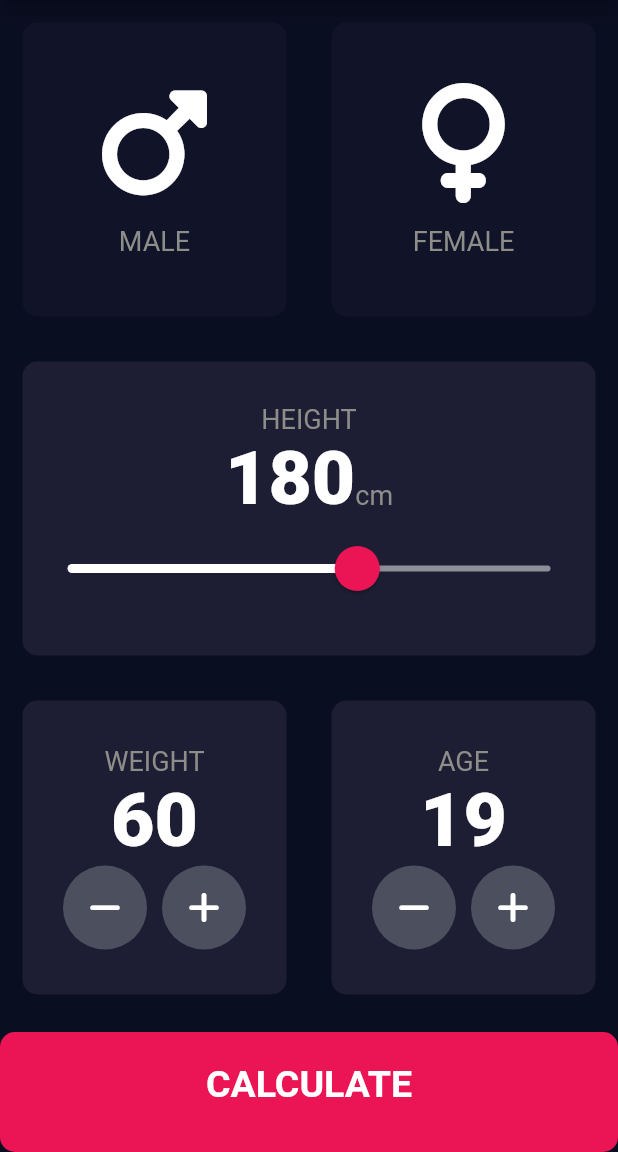
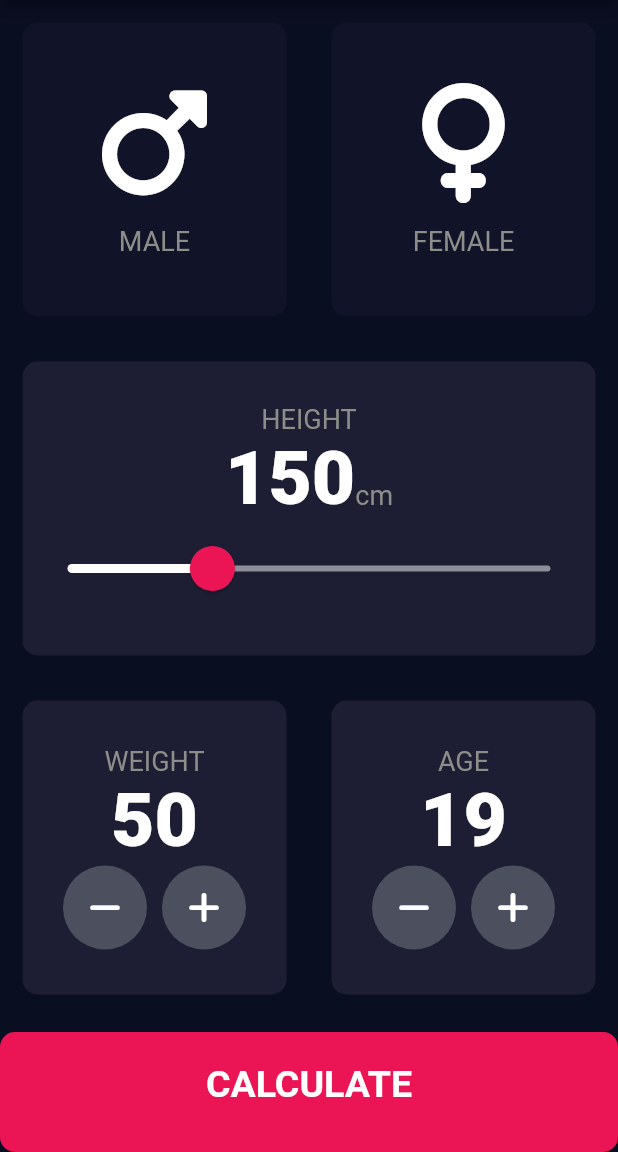
Before and after one commit to Hassanulhaq52/Bmi-Calculator-App, a Flutter app: the screen it shows after launch, on a phone screen of 412 x 824 dp, the part 84-1236 px from its top. Run offline on Flutter 3.47's test engine with Material 2 defaults, Android fonts, the phone set to English and light mode, and no system bars; our stand-ins replace font_awesome_flutter.

Commit message:
BMI Calculator App Completed.

```diff
--- a/lib/screens/input_page.dart
+++ b/lib/screens/input_page.dart
@@ -18,8 +18,8 @@ class InputPage extends StatefulWidget {
 
 class _InputPageState extends State<InputPage> {
   Gender selectedGender;
-  int height = 180;
-  int weight = 60;
+  int height = 150;
+  int weight = 50;
   int age = 19;
 
   @override
```
